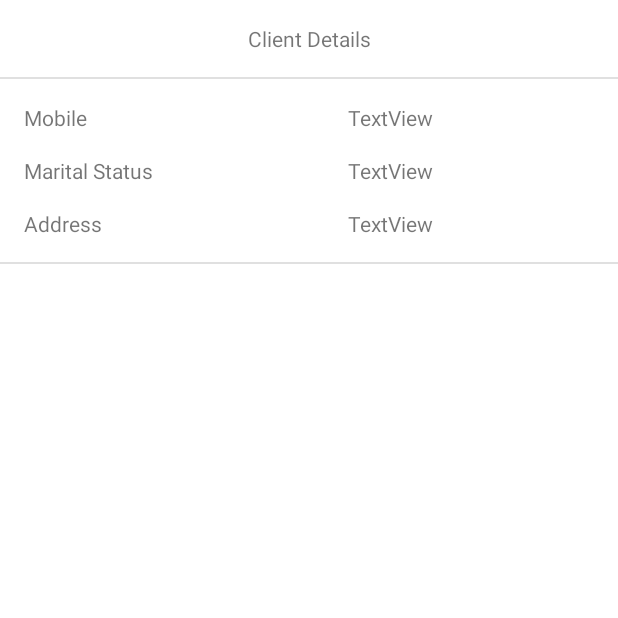
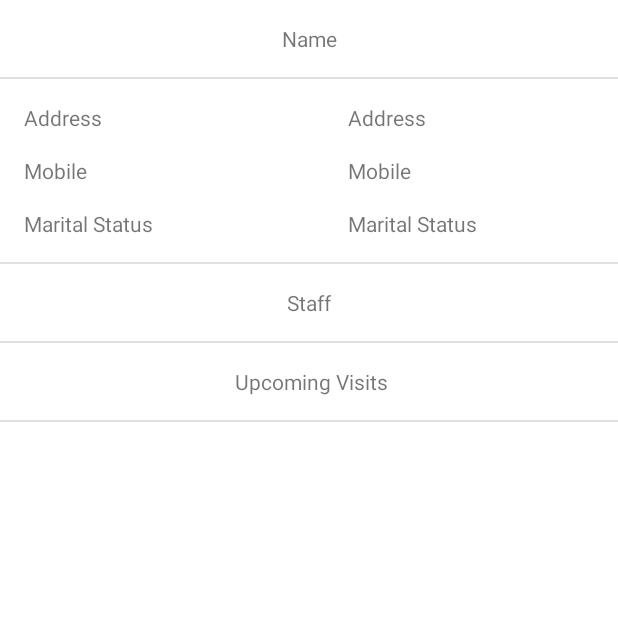
Before and after one commit to ColinM94/FYP, an Android app: the ClientActivity screen opened directly, with no data from a screen before it, on a phone screen of 412 x 824 dp, the top half of it. Run offline under Robolectric (Android 15) with nearby library versions, the phone set to English and light mode, and no system bars; our stand-ins replace Firebase (no records; nobody signed in at launch, a user with empty details on screens opened directly); 1 statement that could not run was skipped.

Commit message:
Changes to visit details & client details.
- Firestore: Move client detials & visit details to separte collections
to improve recycler loading speed.
- Update code to reflect db changes.
- Add new fields to Visit model.
- Implement basic visit details page.

```diff
--- a/app/src/main/java/com/colinmaher/carersapp/ClientActivity.kt
+++ b/app/src/main/java/com/colinmaher/carersapp/ClientActivity.kt
@@ -17,7 +17,7 @@ import kotlinx.coroutines.withContext
 
 class ClientActivity : AppCompatActivity() {
     private val db = FirebaseFirestore.getInstance()
-    private val currentUser = FirebaseAuth.getInstance().currentUser!!
+    //private val currentUser = FirebaseAuth.getInstance().currentUser!!
 
     override fun onCreate(savedInstanceState: Bundle?) {
         super.onCreate(savedInstanceState)
@@ -27,15 +27,10 @@ class ClientActivity : AppCompatActivity() {
 
         CoroutineScope(Dispatchers.IO).launch {
             // Get client details.
-            val client = db.collection("clients").document("$clientId/data/details").get().await().toObject(Client::class.java)
+            val client = db.collection("clientDetails").document(clientId).get().await().toObject(Client::class.java)
 
-            // Get client name and mobile.
-            val temp = db.collection("clients").document(clientId).get().await().toObject(Client::class.java)
-
-            if(client != null && temp != null){
-                client.name = temp.name
-                client.mobile = temp.mobile
-
+            log(client.toString())
+            if(client != null){
                 withContext(Dispatchers.Main) {
                     textview_client_name.text = client.name
                     textview_client_address.text = "${client.address1}, ${client.address2}, ${client.town}, ${client.county}, ${client.eircode}"
--- a/app/src/main/java/com/colinmaher/carersapp/fragments/SettingsFragment.kt
+++ b/app/src/main/java/com/colinmaher/carersapp/fragments/SettingsFragment.kt
@@ -20,16 +20,11 @@ class SettingsFragment : PreferenceFragmentCompat() {
         setPreferencesFromResource(R.xml.preferences, rootKey)
     }
 
-    override fun onAttach(context: Context) {
-        super.onAttach(context)
-    }
-
     override fun onPreferenceTreeClick(preference: Preference?): Boolean {
         if (preference != null) {
             when (preference.key) {
                 "signout" -> {
                     signOut()
-
                 }
             }
         }
--- /dev/null
+++ b/app/src/main/java/com/colinmaher/carersapp/models/Visits.kt
@@ -0,0 +1,5 @@
+package com.colinmaher.carersapp.models
+
+class Visits {
+    val visitIds = listOf<String>()
+}
--- a/app/src/main/res/layout/activity_client.xml
+++ b/app/src/main/res/layout/activity_client.xml
@@ -11,7 +11,7 @@
             android:layout_width="wrap_content"
             android:layout_height="wrap_content"
             android:layout_marginTop="16dp"
-            android:text="@string/client_title"
+            android:text="@string/client_name"
             app:layout_constraintEnd_toEndOf="parent"
             app:layout_constraintStart_toStartOf="parent"
             app:layout_constraintTop_toTopOf="parent" />
@@ -29,37 +29,35 @@
             android:layout_width="wrap_content"
             android:layout_height="wrap_content"
             android:layout_marginStart="16dp"
-            android:layout_marginTop="16dp"
             android:text="@string/client_address"
+            app:layout_constraintBottom_toBottomOf="@+id/textview_client_address"
             app:layout_constraintStart_toStartOf="parent"
-            app:layout_constraintTop_toBottomOf="@+id/textview_client_mobile" />
+            app:layout_constraintTop_toTopOf="@+id/textview_client_address" />
 
     <TextView
             android:id="@+id/textview_client_mobile_label"
             android:layout_width="wrap_content"
             android:layout_height="wrap_content"
-            android:layout_marginStart="16dp"
             android:text="@string/client_mobile"
-            app:layout_constraintBottom_toBottomOf="@+id/textview_client_address"
-            app:layout_constraintStart_toStartOf="parent"
-            app:layout_constraintTop_toTopOf="@+id/textview_client_address" />
+            app:layout_constraintBottom_toBottomOf="@+id/textview_client_mobile"
+            app:layout_constraintStart_toStartOf="@+id/textview_client_address_label"
+            app:layout_constraintTop_toTopOf="@+id/textview_client_mobile" />
 
     <TextView
             android:id="@+id/textview_client_marital_label"
             android:layout_width="wrap_content"
             android:layout_height="wrap_content"
-            android:layout_marginStart="16dp"
-            android:layout_marginTop="16dp"
             android:text="@string/client_marital"
-            app:layout_constraintStart_toStartOf="parent"
-            app:layout_constraintTop_toBottomOf="@+id/textview_client_address" />
+            app:layout_constraintBottom_toBottomOf="@+id/textview_client_marital"
+            app:layout_constraintStart_toStartOf="@+id/textview_client_address_label"
+            app:layout_constraintTop_toTopOf="@+id/textview_client_marital" />
 
     <TextView
             android:id="@+id/textview_client_address"
             android:layout_width="180dp"
             android:layout_height="wrap_content"
             android:layout_marginTop="16dp"
-            android:text="TextView"
+            android:text="@string/client_address"
             app:layout_constraintEnd_toEndOf="parent"
             app:layout_constraintTop_toBottomOf="@+id/divider1" />
 
@@ -68,7 +66,7 @@
             android:layout_width="wrap_content"
             android:layout_height="wrap_content"
             android:layout_marginTop="16dp"
-            android:text="TextView"
+            android:text="@string/client_mobile"
             app:layout_constraintEnd_toEndOf="parent"
             app:layout_constraintHorizontal_bias="0.0"
             app:layout_constraintStart_toStartOf="@+id/textview_client_address"
@@ -79,7 +77,7 @@
             android:layout_width="wrap_content"
             android:layout_height="wrap_content"
             android:layout_marginTop="16dp"
-            android:text="TextView"
+            android:text="@string/client_marital"
             app:layout_constraintEnd_toEndOf="parent"
             app:layout_constraintHorizontal_bias="0.0"
             app:layout_constraintStart_toStartOf="@+id/textview_client_address"
@@ -93,4 +91,47 @@
             app:layout_constraintStart_toStartOf="parent"
             app:layout_constraintTop_toBottomOf="@+id/textview_client_marital" />
 
+    <View
+            android:id="@+id/divider3"
+            style="@style/Divider"
+            android:layout_width="wrap_content"
+            android:layout_height="1dp"
+            android:layout_marginTop="16dp"
+            app:layout_constraintEnd_toEndOf="parent"
+            app:layout_constraintHorizontal_bias="1.0"
+            app:layout_constraintStart_toStartOf="parent"
+            app:layout_constraintTop_toBottomOf="@+id/textview_client_staff" />
+
+    <View
+            android:id="@+id/divider4"
+            style="@style/Divider"
+            android:layout_width="wrap_content"
+            android:layout_height="1dp"
+            android:layout_marginTop="16dp"
+            app:layout_constraintEnd_toEndOf="parent"
+            app:layout_constraintHorizontal_bias="0.0"
+            app:layout_constraintStart_toStartOf="parent"
+            app:layout_constraintTop_toBottomOf="@+id/textview_client_visits" />
+
+    <TextView
+            android:id="@+id/textview_client_visits"
+            android:layout_width="wrap_content"
+            android:layout_height="wrap_content"
+            android:layout_marginTop="16dp"
+            android:text="@string/client_visits"
+            app:layout_constraintEnd_toEndOf="parent"
+            app:layout_constraintHorizontal_bias="0.505"
+            app:layout_constraintStart_toStartOf="parent"
+            app:layout_constraintTop_toBottomOf="@+id/divider3" />
+
+    <TextView
+            android:id="@+id/textview_client_staff"
+            android:layout_width="wrap_content"
+            android:layout_height="wrap_content"
+            android:layout_marginTop="16dp"
+            android:text="@string/client_staff"
+            app:layout_constraintEnd_toEndOf="parent"
+            app:layout_constraintStart_toStartOf="parent"
+            app:layout_constraintTop_toBottomOf="@+id/divider2" />
+
 </androidx.constraintlayout.widget.ConstraintLayout>
--- a/app/src/main/res/values/strings.xml
+++ b/app/src/main/res/values/strings.xml
@@ -27,6 +27,8 @@
 
     <!-- Visit -->
     <string name="visit_title">Visit Details</string>
+    <string name="visit_clockin">Clock In</string>
+    <string name="visit_clockout">Clock Out</string>
 
     <!-- Profile -->
     <string name="profile_title">Profile</string>
@@ -77,6 +79,8 @@
     <string name="client_address">Address</string>
     <string name="client_mobile">Mobile</string>
     <string name="client_marital">Marital Status</string>
+    <string name="client_visits">Upcoming Visits</string>
+    <string name="client_staff">Staff</string>
 
     <!-- Settings -->
     <string name="settings_title">Settings</string>
```
Also changed, not shown: app/src/main/java/com/colinmaher/carersapp/VisitActivity.kt (+23 -1 lines), app/src/main/java/com/colinmaher/carersapp/fragments/VisitsFragment.kt (+17 -20 lines), app/src/main/java/com/colinmaher/carersapp/models/Visit.kt (+7 -1 lines), app/src/main/res/layout/activity_visit.xml (+52 -5 lines).
